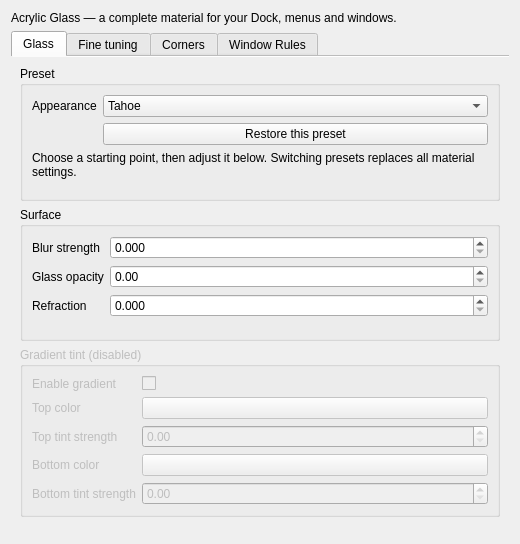
This is src/offline/kwin-effects/acrylic-glass/src/kcm/config.ui in RoxasYTB/macos-tahoe-liquid-kde as Qt 5 draws it before an edit. The edited form follows.
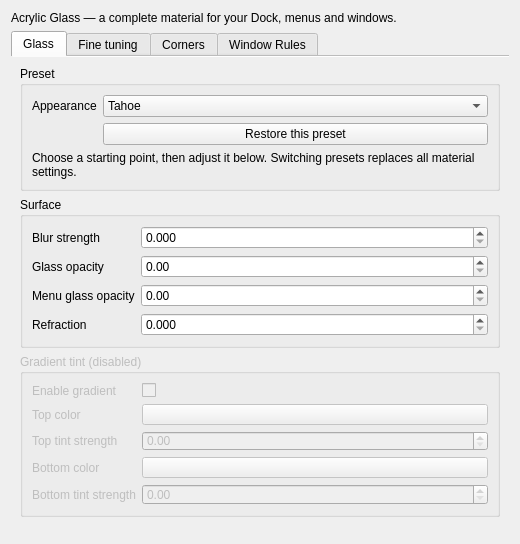
This is the edited form. Custom widgets are drawn as their Qt base class.

Commit message:
feat(menu): tune live glass opacity
Keep menu translucency independent from the Dock and windows.

```diff
--- a/src/offline/kwin-effects/acrylic-glass/src/kcm/config.ui
+++ b/src/offline/kwin-effects/acrylic-glass/src/kcm/config.ui
@@ -140,6 +140,35 @@
            </widget>
           </item>
           <item row="2" column="0">
+           <widget class="QLabel" name="labelMenuMaterialOpacity">
+            <property name="text">
+             <string>Menu glass opacity</string>
+            </property>
+            <property name="toolTip">
+             <string>Controls how much of the live desktop remains visible through menus.</string>
+            </property>
+            <property name="buddy">
+             <cstring>kcfg_MenuMaterialOpacity</cstring>
+            </property>
+           </widget>
+          </item>
+          <item row="2" column="1">
+           <widget class="QDoubleSpinBox" name="kcfg_MenuMaterialOpacity">
+            <property name="toolTip">
+             <string>Lower values reveal more of the live desktop through menus while keeping menu text and icons opaque.</string>
+            </property>
+            <property name="maximum">
+             <double>1</double>
+            </property>
+            <property name="singleStep">
+             <double>0.05</double>
+            </property>
+            <property name="decimals">
+             <number>2</number>
+            </property>
+           </widget>
+          </item>
+          <item row="3" column="0">
            <widget class="QLabel" name="labelMagnifyGlassStrength">
             <property name="text">
              <string>Refraction</string>
@@ -149,7 +178,7 @@
             </property>
            </widget>
           </item>
-          <item row="2" column="1">
+          <item row="3" column="1">
            <widget class="QDoubleSpinBox" name="kcfg_MagnifyGlassStrength">
             <property name="toolTip">
              <string>Bend the background near the glass edge. 0 disables distortion.</string>
@@ -229,7 +258,7 @@
             </property>
            </widget>
           </item>
-          <item row="3" column="0">
+          <item row="4" column="0">
            <widget class="QLabel" name="labelGradientBottomColor">
             <property name="text">
              <string>Bottom color</string>
@@ -239,10 +268,10 @@
             </property>
            </widget>
           </item>
-          <item row="3" column="1">
+          <item row="4" column="1">
            <widget class="KColorButton" name="kcfg_GradientBottomColor" />
           </item>
-          <item row="4" column="0">
+          <item row="5" column="0">
            <widget class="QLabel" name="labelGradientBottomOpacity">
             <property name="text">
              <string>Bottom tint strength</string>
@@ -252,7 +281,7 @@
             </property>
            </widget>
           </item>
-          <item row="4" column="1">
+          <item row="5" column="1">
            <widget class="QDoubleSpinBox" name="kcfg_GradientBottomOpacity">
             <property name="maximum">
              <double>1</double>
```
Left out of the diff: 16 changed lines with no effect on the pictures. The commit also changes 5 other files.
